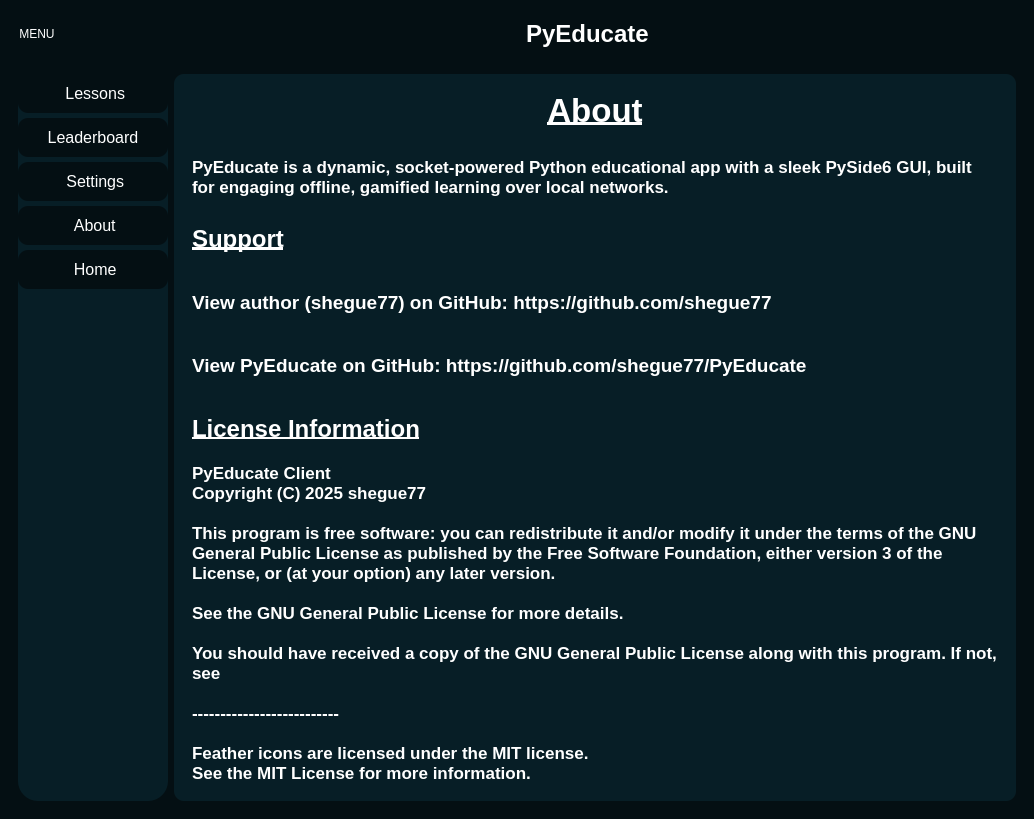
First picture: the form in gui/client/interface.ui, repository shegue77/PyEducate, before the edit.
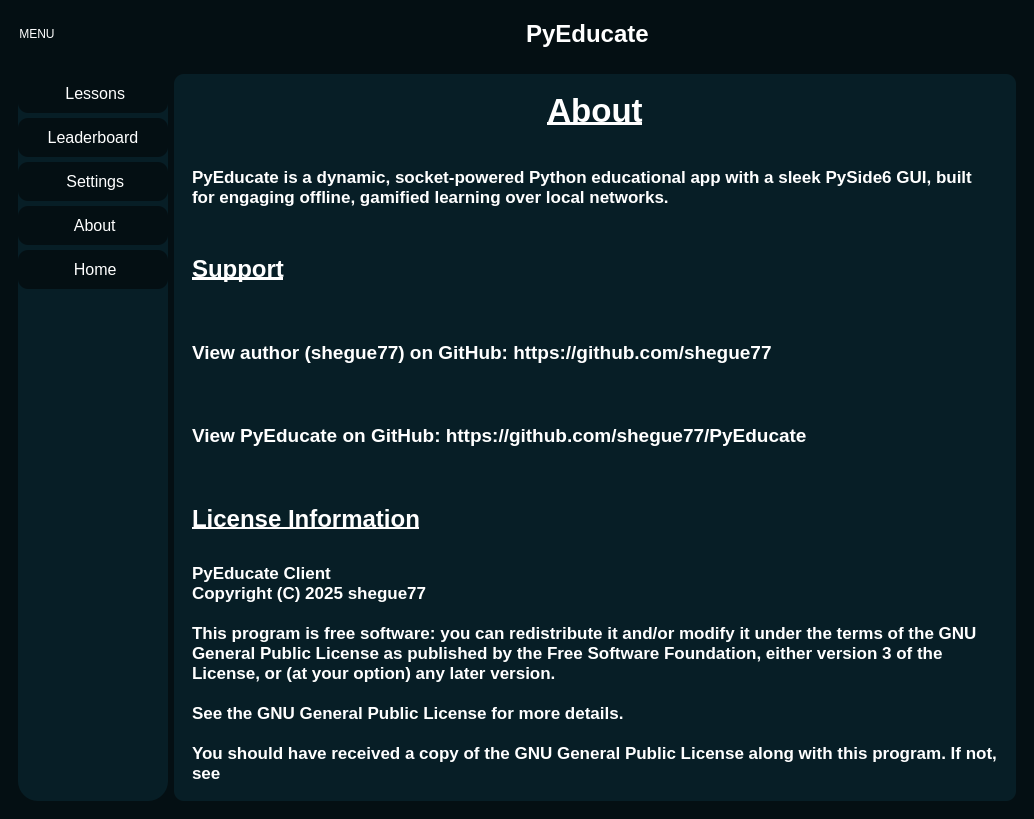
Second picture: the form after the edit. The open tabs and pages were chosen to show the change. Icons and pictures are not drawn.

The edit to the form file:
```diff
--- a/gui/client/interface.ui
+++ b/gui/client/interface.ui
@@ -1697,12 +1697,7 @@
 
 See the GNU General Public License for more details.
 
-You should have received a copy of the GNU General Public License along with this program. If not, see &lt;https://www.gnu.org/licenses/&gt;
-
---------------------------
-
-Feather icons are licensed under the MIT license.
-See the MIT License for more information.</string>
+You should have received a copy of the GNU General Public License along with this program. If not, see &lt;https://www.gnu.org/licenses/&gt;</string>
                 </property>
                 <property name="wordWrap">
                  <bool>true</bool>
```
Left out of the diff: 2 changed lines with no effect on the pictures.
